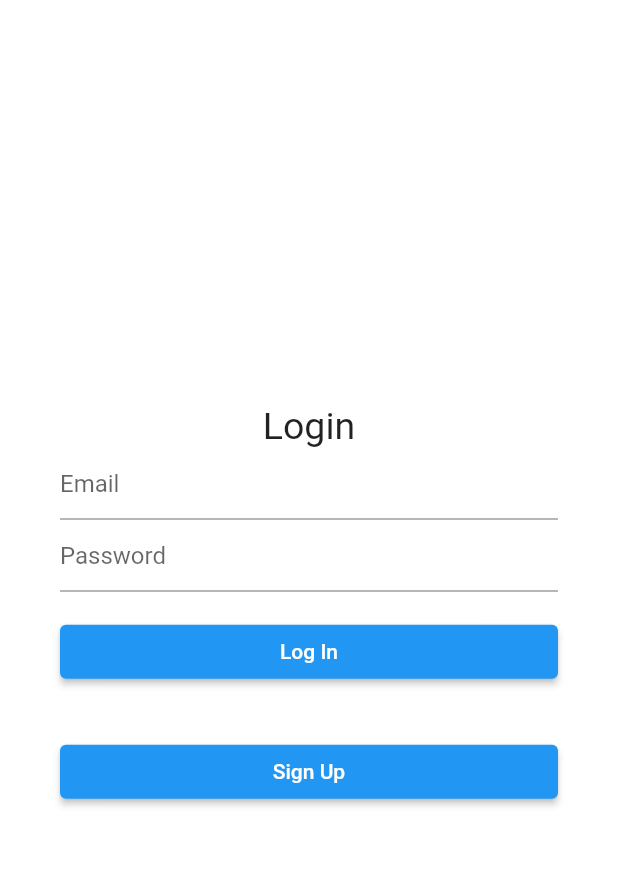
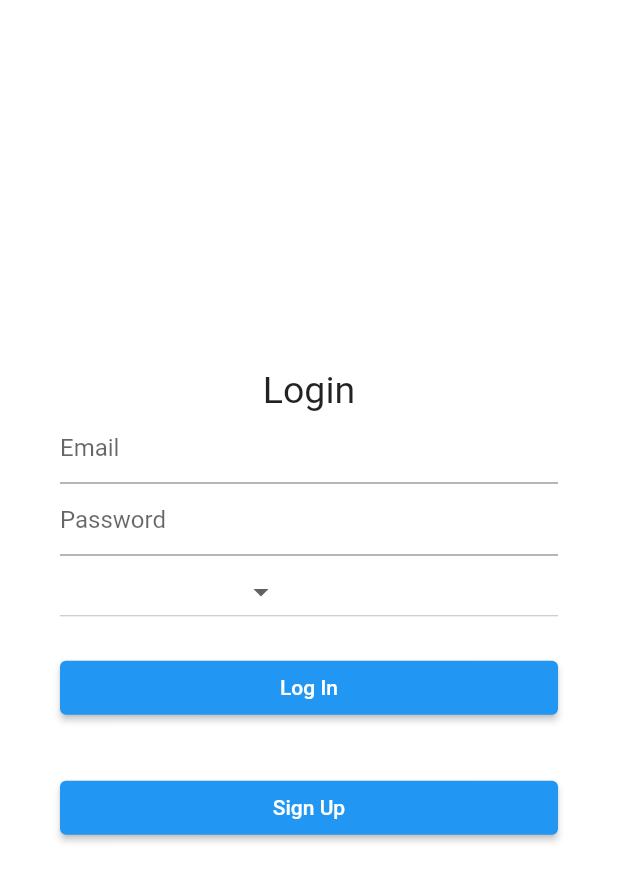
Before and after one commit to lezeira/CMSC-23_Group-4_Project, a Flutter app: the LoginPage screen opened directly, on a phone screen of 412 x 824 dp. Shown: the top 882 px of the screen. Run offline on Flutter 3.47's test engine with Material 2 defaults, Android fonts, the phone set to English and light mode, and no system bars.

Commit message:
Cyrus: adding dropdown widget for user type

```diff
--- a/group4_app/lib/screens/login.dart
+++ b/group4_app/lib/screens/login.dart
@@ -4,9 +4,16 @@ class LoginPage extends StatefulWidget {
   const LoginPage({super.key});
   @override
   _LoginPageState createState() => _LoginPageState();
+
+
 }
 
 class _LoginPageState extends State<LoginPage> {
+  static final List<String> _UserType = [
+    "Student",
+    "Admin",
+    "Entrance Monitor"
+  ];
    @override
   Widget build(BuildContext context) {
     TextEditingController emailController = TextEditingController();
@@ -27,6 +34,16 @@ class _LoginPageState extends State<LoginPage> {
       decoration: const InputDecoration(
         hintText: 'Password',
       ),
+    );
+
+    final user = DropdownButton(
+      items: _UserType.map<DropdownMenuItem<String>>((String value) {
+                return DropdownMenuItem<String>(
+                    value: value, child: Text(value));
+              }).toList(),
+      onChanged: (value) {
+
+      },
     );
 
     final loginButton = Padding(
@@ -58,6 +75,8 @@ class _LoginPageState extends State<LoginPage> {
       ),
     );
 
+
+
     return Scaffold(
       backgroundColor: Colors.white,
       body: Center(
@@ -72,6 +91,7 @@ class _LoginPageState extends State<LoginPage> {
             ),
             email,
             password,
+            user,
             loginButton,
             signUpButton,
           ],
```
Also changed, not shown: group4_app/lib/main.dart (+28 -97 lines).
